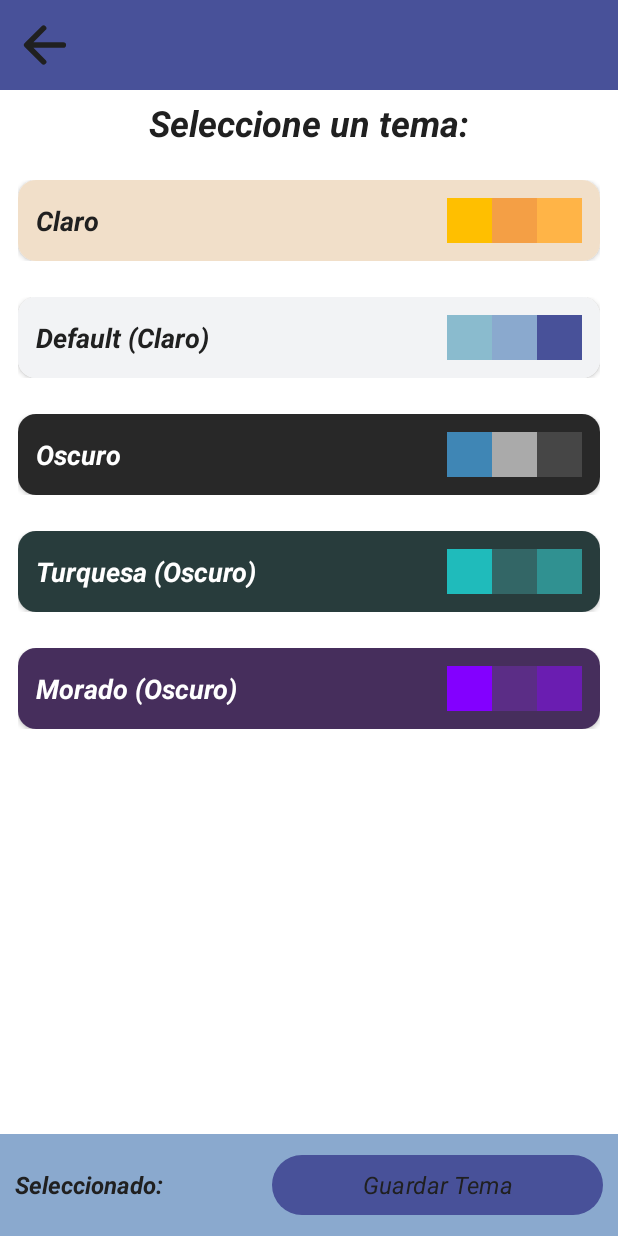
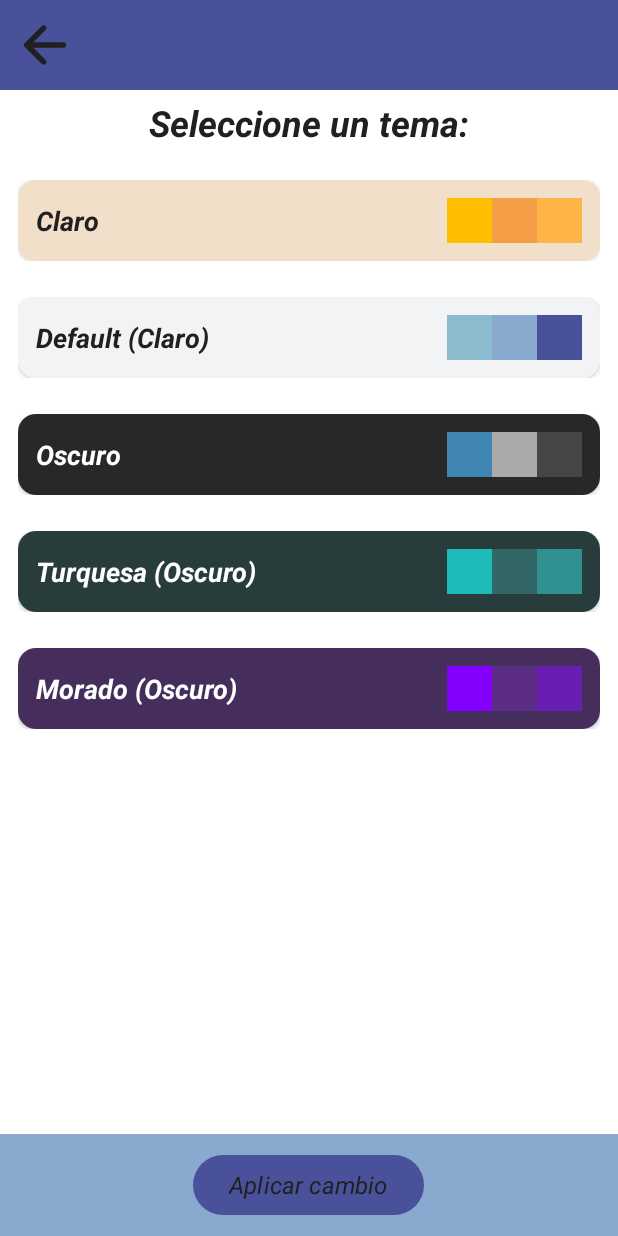
Before and after one commit to LeonardoVNC/SkyLinkApp, an Android app: the SelectThemeActivity screen opened directly, with no data from a screen before it, on a phone screen of 412 x 824 dp. Run offline under Robolectric (Android 15) with nearby library versions, the phone set to English and light mode, and no system bars.

Commit message:
Actualiada la selección de temas para hacerla más amigable con el usuario

```diff
--- a/app/src/main/java/com/example/skylink/model/singletons/CompanionObjects.kt
+++ b/app/src/main/java/com/example/skylink/model/singletons/CompanionObjects.kt
@@ -9,6 +9,7 @@ class CompanionObjects {
     companion object {
         val APP_PREFERENCES = "app_preferences"
         val SELECTED_THEME = "selected_theme"
+        val TEMPORAL_THEME = "temporal_theme"
         val ID_USER_TYPE = "user_type"
         val ID_SELECTED_PRICE = "selected_price"
         val ID_INPUT_BEGIN = "INPUT_BEGIN"
--- a/app/src/main/java/com/example/skylink/viewmodel/activities/SelectThemeActivity.kt
+++ b/app/src/main/java/com/example/skylink/viewmodel/activities/SelectThemeActivity.kt
@@ -1,39 +1,39 @@
 package com.example.skylink.viewmodel.activities
 
-import android.content.Context
+import android.content.Intent
 import android.os.Bundle
-import android.util.TypedValue
-import android.view.View
+import androidx.appcompat.app.AppCompatActivity
 import androidx.recyclerview.widget.LinearLayoutManager
 import com.example.skylink.R
 import com.example.skylink.model.singletons.CompanionObjects.Companion.APP_PREFERENCES
 import com.example.skylink.model.singletons.CompanionObjects.Companion.SELECTED_THEME
 import com.example.skylink.databinding.ActivitySelectThemeBinding
 import com.example.skylink.model.dataClasses.Tema
+import com.example.skylink.model.singletons.CompanionObjects.Companion.TEMPORAL_THEME
 import com.example.skylink.viewmodel.adapters.TemasAdapter
 import com.example.skylink.viewmodel.clickListeners.OnThemeClickListener
 
 //Activity que sirve para seleccionar el tema usado en la app
-class SelectThemeActivity : BaseActivity(), OnThemeClickListener {
+class SelectThemeActivity : AppCompatActivity(), OnThemeClickListener {
     private lateinit var binding: ActivitySelectThemeBinding
     private val recyclerThemeAdapter by lazy { TemasAdapter(this) }
-    //Por defecto se usa el tema Default
-    private var tema: Int = 0
+    private var temporalTheme = 1
 
     override fun onCreate(savedInstanceState: Bundle?) {
+        val sharedPreferences = getSharedPreferences(APP_PREFERENCES, MODE_PRIVATE)
+        temporalTheme = sharedPreferences.getInt(TEMPORAL_THEME, R.style.Theme_Default)
+        setTheme(temporalTheme)
         super.onCreate(savedInstanceState)
+
         binding = ActivitySelectThemeBinding.inflate(layoutInflater)
         val view = binding.root
         setContentView(view)
         setUpRecyclerView()
 
-        val sharedPreferences = getSharedPreferences(APP_PREFERENCES, MODE_PRIVATE)
-        tema = sharedPreferences.getInt(SELECTED_THEME, R.style.Theme_Default)
-
         //Configuración de botones y clicks
         binding.selectThemeButtonSave.setOnClickListener {
-            sharedPreferences.edit().putInt(SELECTED_THEME, tema).apply()
-            println("Ahora es ${sharedPreferences.getInt(SELECTED_THEME, R.style.Theme_Default)}")
+            sharedPreferences.edit().putInt(SELECTED_THEME, temporalTheme).apply()
+            sharedPreferences.edit().putInt(TEMPORAL_THEME, temporalTheme).apply()
             eraseBackStack()
         }
         binding.selectThemeButtonBack.setOnClickListener { onBackPressed() }
@@ -82,9 +82,25 @@ class SelectThemeActivity : BaseActivity(), OnThemeClickListener {
 
     //Al hacer click en uno de los items, se sobreescribe la información del tema seleccionado
     override fun onItemClick(theme: Tema) {
-        println(theme.themeID)
-        tema = theme.themeID
-        binding.selectThemeDescSave.text = theme.nombre
-        binding.selectThemeDescSave.visibility = View.VISIBLE
+        temporalTheme = theme.themeID
+
+        val sharedPreferences = getSharedPreferences(APP_PREFERENCES, MODE_PRIVATE)
+        sharedPreferences.edit().putInt(TEMPORAL_THEME, temporalTheme).apply()
+        recreate()
+    }
+
+    //Función para limpiar el BackStack y volver a la primera pantalla
+    fun eraseBackStack() {
+        val intent = Intent(this, MainActivity::class.java)
+        intent.flags = Intent.FLAG_ACTIVITY_NEW_TASK or Intent.FLAG_ACTIVITY_CLEAR_TASK
+        startActivity(intent)
+    }
+
+    //Se sobreescribe el uso de onBackPressed para evitar errores con el tema seleccionado
+    override fun onBackPressed() {
+        val sharedPreferences = getSharedPreferences(APP_PREFERENCES, MODE_PRIVATE)
+        val tema = sharedPreferences.getInt(SELECTED_THEME, R.style.Theme_Default)
+        sharedPreferences.edit().putInt(TEMPORAL_THEME, tema).apply()
+        super.onBackPressed()
     }
 }
--- a/app/src/main/res/layout/activity_select_theme.xml
+++ b/app/src/main/res/layout/activity_select_theme.xml
@@ -53,36 +53,13 @@
         android:gravity="center"
         android:orientation="horizontal"
         android:padding="10dp"
-        android:weightSum="2"
         app:layout_constraintBottom_toBottomOf="parent">
-        <LinearLayout
-            android:layout_width="wrap_content"
-            android:layout_height="wrap_content"
-            android:layout_weight="1"
-            android:backgroundTint="@android:color/transparent"
-            android:orientation="vertical">
-            <TextView
-                android:layout_width="wrap_content"
-                android:layout_height="wrap_content"
-                android:backgroundTint="@android:color/transparent"
-                android:text="@string/desc_save_theme"
-                android:textStyle="italic|bold" />
-            <TextView
-                android:id="@+id/select_theme_desc_save"
-                android:layout_width="wrap_content"
-                android:layout_height="wrap_content"
-                android:backgroundTint="@android:color/transparent"
-                android:text="@string/theme_dark_tur"
-                android:textStyle="italic|bold"
-                android:visibility="gone" />
-        </LinearLayout>
 
         <!-- Boton de guardado -->
         <Button
             android:id="@+id/select_theme_button_save"
             android:layout_width="wrap_content"
             android:layout_height="wrap_content"
-            android:layout_weight="1"
             android:text="@string/save_themes" />
     </LinearLayout>
 </androidx.constraintlayout.widget.ConstraintLayout>
--- a/app/src/main/res/values/strings.xml
+++ b/app/src/main/res/values/strings.xml
@@ -40,7 +40,7 @@
     <!-- Selector de temas -->
     <string name="desc_themes">Seleccione un tema:</string>
     <string name="desc_save_theme">Seleccionado: </string>
-    <string name="save_themes">Guardar Tema</string>
+    <string name="save_themes">Aplicar cambio</string>
     <string name="theme_default">Default (Claro)</string>
     <string name="theme_dark_tur">Turquesa (Oscuro)</string>
     <string name="theme_dark_purple">Morado (Oscuro)</string>
```
